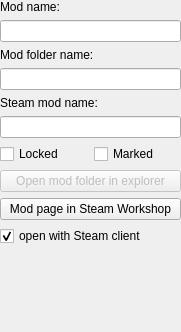
The window that ModInfoWidget.ui (Van-Weyden/ESModManager) describes before a commit, drawn with Qt 5.
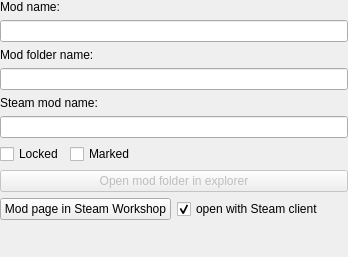
The same window after the commit.

Commit message: Updated database editor UI layout

What changed in the file:
```diff
--- a/ModInfoWidget.ui
+++ b/ModInfoWidget.ui
@@ -6,8 +6,8 @@
    <rect>
     <x>0</x>
     <y>0</y>
-    <width>181</width>
-    <height>332</height>
+    <width>348</width>
+    <height>257</height>
    </rect>
   </property>
   <property name="windowTitle">
@@ -83,26 +83,31 @@
        </property>
       </widget>
      </item>
+     <item>
+      <spacer name="horizontalSpacer">
+       <property name="orientation">
+        <enum>Qt::Horizontal</enum>
+       </property>
+       <property name="sizeHint" stdset="0">
+        <size>
+         <width>40</width>
+         <height>20</height>
+        </size>
+       </property>
+      </spacer>
+     </item>
     </layout>
    </item>
    <item>
-    <widget class="QPushButton" name="openModFolderPushButton">
-     <property name="enabled">
-      <bool>false</bool>
-     </property>
-     <property name="text">
-      <string>Open mod folder in explorer</string>
-     </property>
-    </widget>
-   </item>
-   <item>
+    <layout class="QGridLayout" name="gridLayout">
+     <item row="1" column="0">
     <widget class="QPushButton" name="openWorkshopPushButton">
      <property name="text">
       <string>Mod page in Steam Workshop</string>
      </property>
     </widget>
    </item>
-   <item>
+     <item row="1" column="1">
     <widget class="QCheckBox" name="openWorkshopWithSteamCheckBox">
      <property name="toolTip">
       <string>If unchecked, the mod page will be opened in the browser instead of the Steam client.</string>
@@ -114,6 +119,24 @@
       <bool>true</bool>
      </property>
     </widget>
+     </item>
+     <item row="0" column="0" colspan="2">
+      <widget class="QPushButton" name="openModFolderPushButton">
+       <property name="enabled">
+        <bool>false</bool>
+       </property>
+       <property name="sizePolicy">
+        <sizepolicy hsizetype="Expanding" vsizetype="Fixed">
+         <horstretch>0</horstretch>
+         <verstretch>0</verstretch>
+        </sizepolicy>
+       </property>
+       <property name="text">
+        <string>Open mod folder in explorer</string>
+       </property>
+      </widget>
+     </item>
+    </layout>
    </item>
    <item>
     <spacer name="verticalSpacer">
```
Lines whose indentation alone changed are shown as unchanged. The commit also changes 1 other file.
